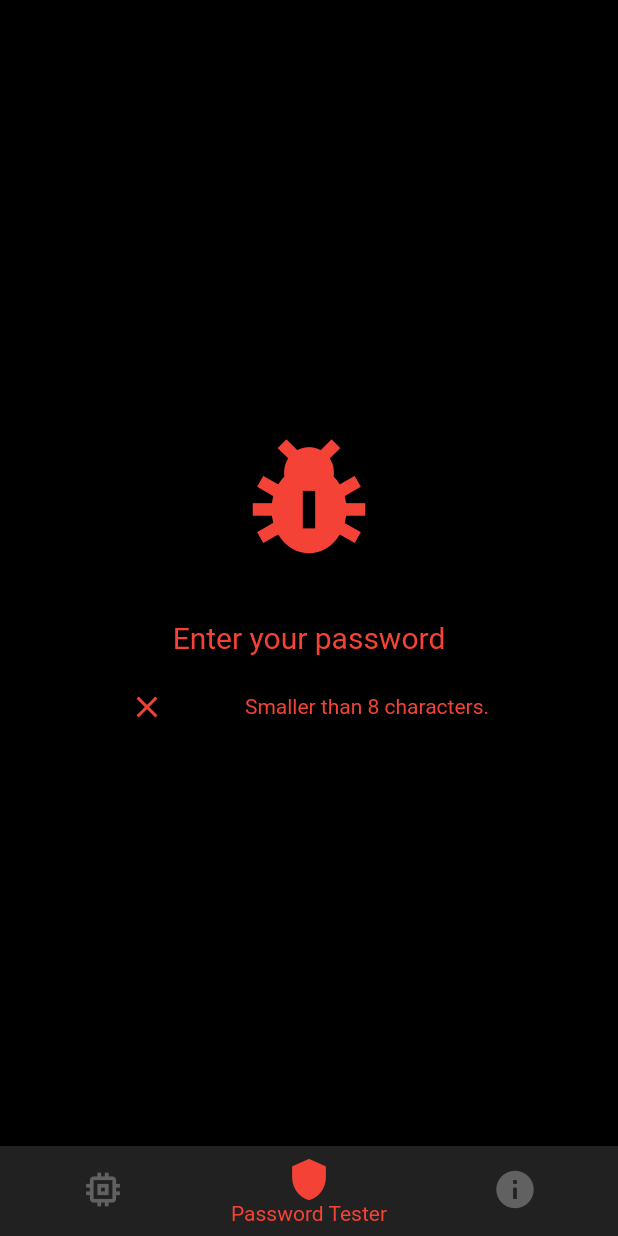
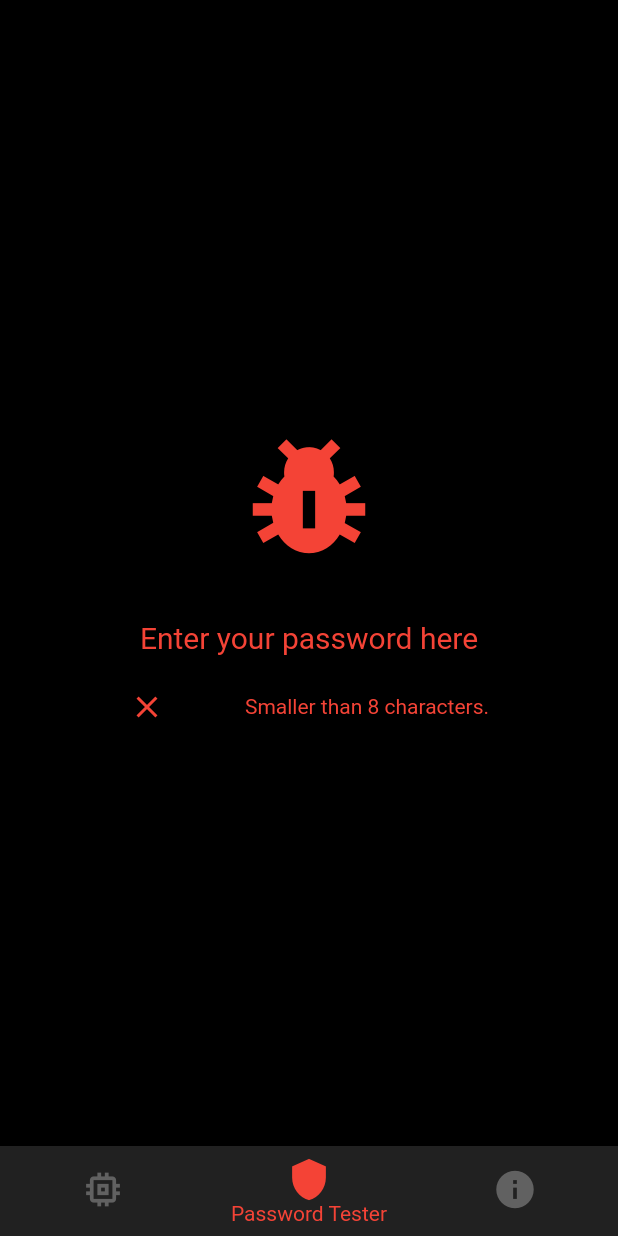
Before and after one commit to LegendArtur/guardu, a Flutter app: the screen it shows after launch, on a phone screen of 412 x 824 dp. Run offline on Flutter 3.47's test engine with Material 2 defaults, Android fonts, the phone set to English and light mode, and no system bars.

Commit message:
Changed input hint  message

```diff
--- a/guardu/lib/main.dart
+++ b/guardu/lib/main.dart
@@ -83,9 +83,10 @@ class _MainPageState extends State<MainPage> {
                     TextField(
                       style: TextStyle(fontSize: 20.0, color: _primaryColor),
                       textAlign: TextAlign.center,
+                      cursorColor: Colors.white,
                       decoration: InputDecoration(
                         border: InputBorder.none,
-                        hintText: 'Enter your password',
+                        hintText: 'Enter your password here',
                         hintStyle:
                             TextStyle(fontSize: 20.0, color: _primaryColor),
                       ),
```
